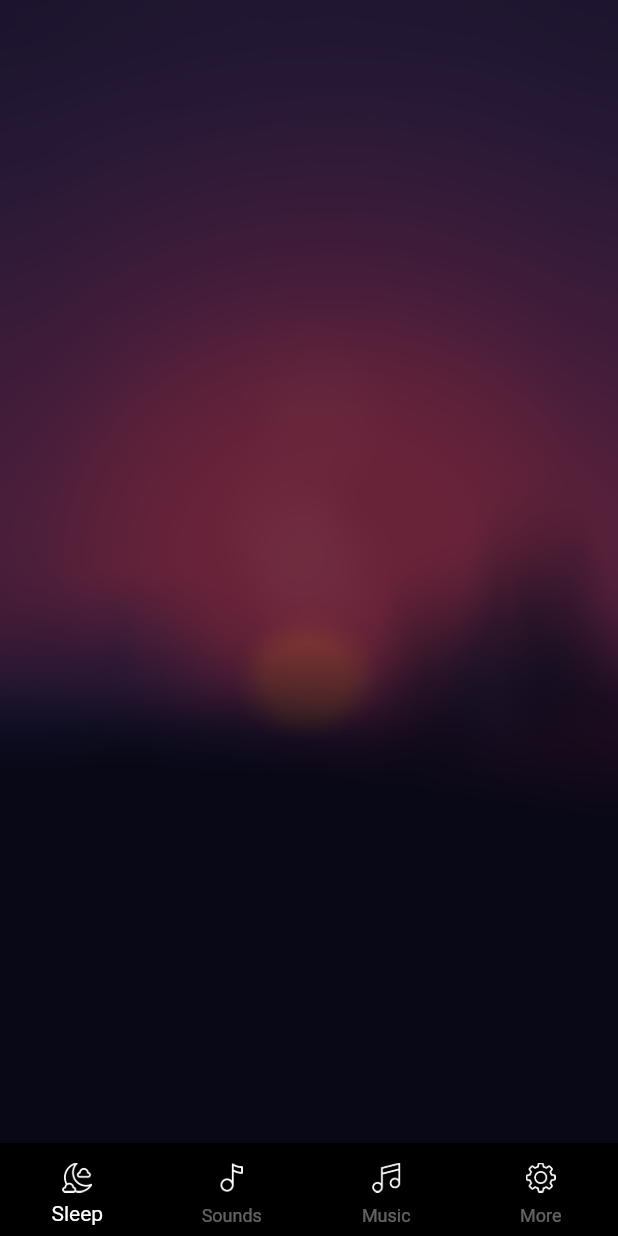
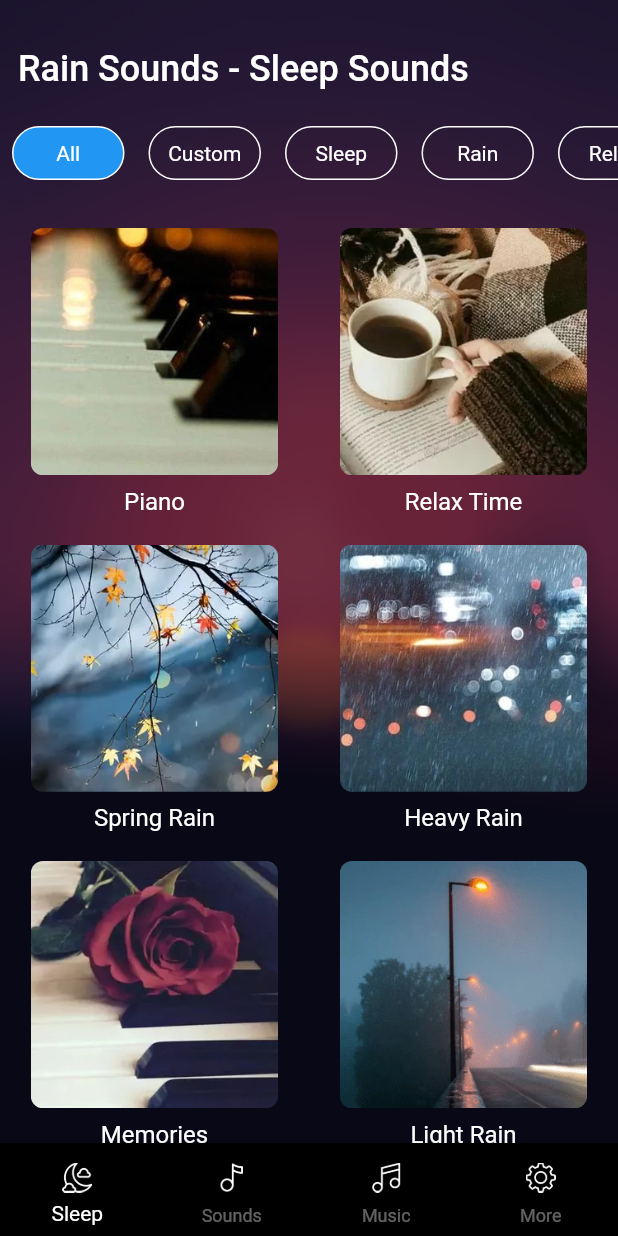
Before and after one commit to ntkien26/rain-sounds, a Flutter app: the screen it shows after launch, on a phone screen of 412 x 824 dp. Run offline on Flutter 3.47's test engine with Material 2 defaults, Android fonts, the phone set to English and light mode, and no system bars; drawn by our look-alikes of scrollable_positioned_list; our stand-ins replace audioplayers, awesome_notifications, badges, dio, dots_indicator, equatable and 7 more; accounts and stored records are empty; generated files the repository leaves out were written again.

Commit message:
Update sleep screen

```diff
--- /dev/null
+++ b/lib/presentation/screens/sleep/category_mix_page.dart
@@ -0,0 +1,51 @@
+import 'package:rain_sounds/data/local/model/mix.dart';
+import 'package:rain_sounds/presentation/base/base_stateful_widget.dart';
+import 'package:rain_sounds/presentation/utils/assets.dart';
+
+class CategoryMixPage extends StatelessWidget {
+  const CategoryMixPage({Key? key, required this.mixes}) : super(key: key);
+
+  final List<Mix> mixes;
+
+  @override
+  Widget build(BuildContext context) {
+    return GridView.count(
+        crossAxisCount: 2,
+        mainAxisSpacing: 5,
+        children: mixes
+            .map((e) => MixItem(
+                  mix: e,
+                ))
+            .toList());
+  }
+}
+
+class MixItem extends StatelessWidget {
+  const MixItem({Key? key, required this.mix}) : super(key: key);
+
+  final Mix mix;
+
+  @override
+  Widget build(BuildContext context) {
+    final Size size = MediaQuery.of(context).size;
+    return Column(
+      mainAxisSize: MainAxisSize.min,
+      children: [
+        Container(
+          width: size.width * 0.4,
+          height: size.width * 0.4,
+          decoration: BoxDecoration(
+              image: DecorationImage(
+                  image: AssetImage(
+                      '${Assets.baseImagesPath}/${mix.cover?.thumbnail}.webp')),
+              borderRadius: const BorderRadius.all(Radius.circular(8))),
+        ),
+        const SizedBox(height: 8,),
+        Text(
+          mix.name ?? '',
+          style: const TextStyle(color: Colors.white, fontSize: 16),
+        )
+      ],
+    );
+  }
+}
--- a/lib/presentation/screens/sleep/sleep_screen.dart
+++ b/lib/presentation/screens/sleep/sleep_screen.dart
@@ -2,9 +2,12 @@ import 'package:flutter/cupertino.dart';
 import 'package:flutter/material.dart';
 import 'package:flutter_bloc/flutter_bloc.dart';
 import 'package:rain_sounds/common/injector/app_injector.dart';
+import 'package:rain_sounds/data/local/model/mix.dart';
+import 'package:rain_sounds/presentation/screens/sleep/category_mix_page.dart';
 import 'package:rain_sounds/presentation/screens/sleep/sleep_bloc.dart';
 import 'package:rain_sounds/presentation/screens/sleep/sleep_state.dart';
 import 'package:rain_sounds/presentation/utils/assets.dart';
+import 'package:scrollable_positioned_list/scrollable_positioned_list.dart';
 
 class SleepScreen extends StatefulWidget {
   const SleepScreen({Key? key}) : super(key: key);
@@ -14,19 +17,68 @@ class SleepScreen extends StatefulWidget {
 }
 
 class _SleepScreenState extends State<SleepScreen> {
+  final SleepBloc _bloc = getIt<SleepBloc>();
 
-  final SleepBloc _bloc = getIt<SleepBloc>();
+  final List<Category> categories = [
+    Category(id: 0, title: 'All'),
+    Category(id: 1, title: 'Custom'),
+    Category(id: 2, title: 'Sleep'),
+    Category(id: 3, title: 'Rain'),
+    Category(id: 4, title: 'Relax'),
+    Category(id: 5, title: 'Meditation'),
+    Category(id: 6, title: 'Work'),
+  ];
+
+  int _selectedIndex = 0;
+
+  final PageController pageController = PageController();
+  final ItemScrollController itemScrollController = ItemScrollController();
 
   @override
   Widget build(BuildContext context) {
-    return Container(
+    return SafeArea(
+      child: Scaffold(
+        body: Container(
+          width: double.infinity,
+          height: double.infinity,
           decoration: const BoxDecoration(
               image: DecorationImage(
                   image: AssetImage(ImagePaths.background_more_screen),
-              fit: BoxFit.fill
-          )
+                  fit: BoxFit.fill)),
+          child: Column(
+            children: [
+              const SizedBox(
+                height: 32,
               ),
-      child: BlocBuilder<SleepBloc, SleepState>(
+              const Align(
+                  alignment: Alignment.centerLeft,
+                  child: Padding(
+                    padding: EdgeInsets.symmetric(horizontal: 12),
+                    child: Text(
+                      'Rain Sounds - Sleep Sounds',
+                      style: TextStyle(
+                          color: Colors.white,
+                          fontSize: 24,
+                          fontWeight: FontWeight.w500),
+                    ),
+                  )),
+              const SizedBox(
+                height: 24,
+              ),
+              SizedBox(
+                height: 36,
+                child: ScrollablePositionedList.builder(
+                    itemScrollController: itemScrollController,
+                    scrollDirection: Axis.horizontal,
+                    itemCount: categories.length,
+                    itemBuilder: (BuildContext context, int index) {
+                      return buildTabItem(categories[index], index);
+                    }),
+              ),
+              const SizedBox(
+                height: 32,
+              ),
+              BlocBuilder<SleepBloc, SleepState>(
                 bloc: _bloc,
                 builder: (BuildContext context, SleepState state) {
                   switch (state.status) {
@@ -35,13 +87,86 @@ class _SleepScreenState extends State<SleepScreen> {
                     case SleepStatus.loading:
                       return const CupertinoActivityIndicator();
                     case SleepStatus.success:
-              return Container();
+                      List<List<Mix>> listMixes = List.empty(growable: true);
+                      for (var element in categories) {
+                        switch (element.id) {
+                          case 0:
+                            listMixes.add(state.mixes ?? List.empty());
+                            break;
+                          case 1:
+                            listMixes.add(state.mixes ?? List.empty());
+                            break;
+                          default:
+                            final list = state.mixes
+                                ?.where((mix) => mix.category == element.id)
+                                .toList();
+                            listMixes.add(list ?? List.empty());
+                        }
+                      }
+                      return Expanded(
+                        child: PageView.builder(
+                            controller: pageController,
+                            itemCount: categories.length,
+                            onPageChanged: (page) {
+                              setState(() {
+                                _selectedIndex = page;
+                              });
+                            },
+                            itemBuilder: (BuildContext context, int index) {
+                              return CategoryMixPage(
+                                mixes: listMixes[index],
+                              );
+                            }),
+                      );
                     case SleepStatus.error:
                       return Container();
                   }
                   return Container();
                 },
+              )
+            ],
+          ),
+        ),
+      ),
+    );
+  }
+
+  Widget buildTabItem(Category category, int index) {
+    return InkWell(
+      onTap: () {
+        setState(() {
+          _selectedIndex = index;
+        });
+        pageController.animateToPage(_selectedIndex,
+            duration: const Duration(microseconds: 300),
+            curve: Curves.bounceIn);
+        itemScrollController.scrollTo(
+            index: index, duration: const Duration(microseconds: 300));
+      },
+      child: Container(
+        width: 75,
+        margin: const EdgeInsets.symmetric(horizontal: 8),
+        decoration: BoxDecoration(
+            color: _selectedIndex == index ? Colors.blue : Colors.transparent,
+            border: Border.all(
+              color: Colors.white,
+            ),
+            borderRadius: const BorderRadius.all(Radius.circular(20))),
+        child: Center(
+          child: Text(
+            category.title,
+            textAlign: TextAlign.center,
+            style: const TextStyle(color: Colors.white),
+          ),
+        ),
       ),
     );
   }
 }
+
+class Category {
+  final int id;
+  final String title;
+
+  Category({required this.id, required this.title});
+}
--- a/lib/presentation/screens/sounds/sounds_screen.dart
+++ b/lib/presentation/screens/sounds/sounds_screen.dart
@@ -20,7 +20,6 @@ class SoundsScreen extends StatefulWidget {
 
 class _SoundsScreenState extends State<SoundsScreen> {
   int _selectedIndex = 0;
-  final PageController _pageController = PageController();
   final SoundsBloc _bloc = getIt<SoundsBloc>();
 
   @override
--- a/pubspec.yaml
+++ b/pubspec.yaml
@@ -51,6 +51,7 @@ dependencies:
   badges: ^2.0.3
   firebase_messaging: ^11.4.2
   awesome_notifications: ^0.6.21
+  scrollable_positioned_list: ^0.3.2
 dev_dependencies:
   flutter_test:
     sdk: flutter
```
Also changed, not shown: pubspec.lock, 1 other file. Lines whose indentation alone changed are shown as unchanged.
